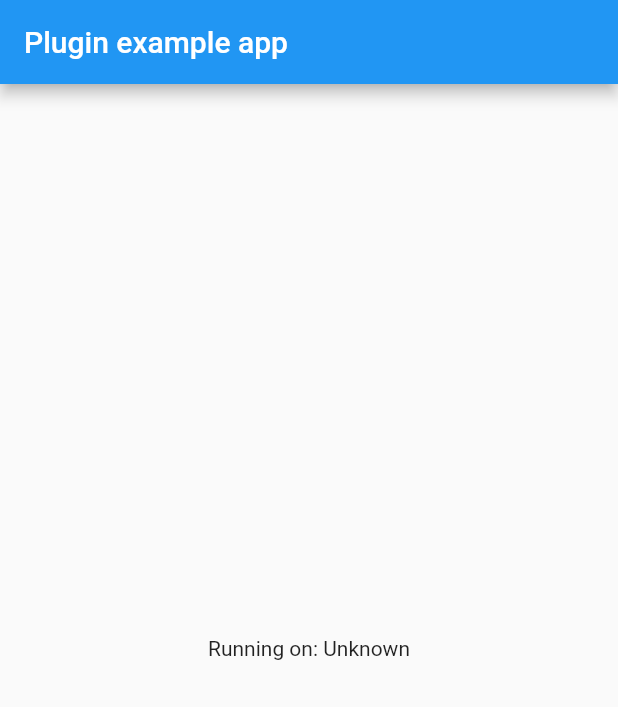
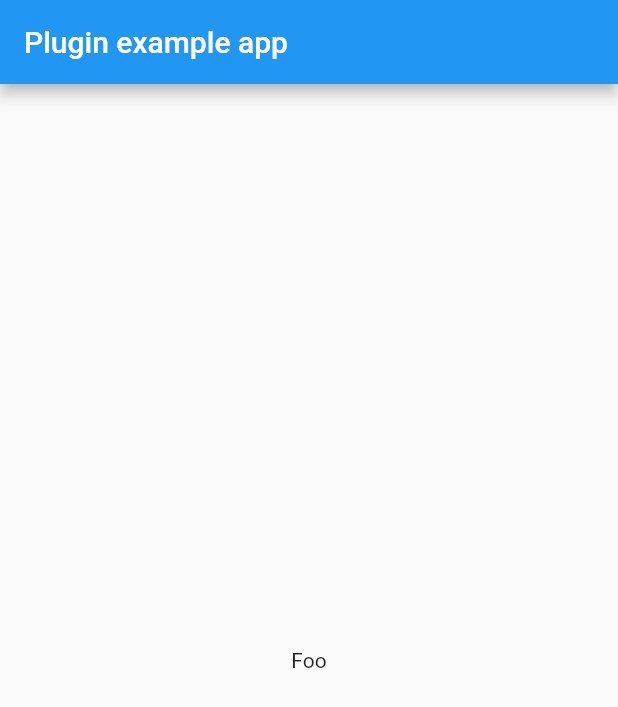
Before and after one commit to llfbandit/app_links, a Flutter app: the screen it shows after launch, on a phone screen of 412 x 824 dp. Shown: the top 707 px of the screen. Run offline on Flutter 3.47's test engine with Material 2 defaults, Android fonts, the phone set to English and light mode, and no system bars.

Commit message:
core: Add configurations in example

```diff
--- a/example/lib/main.dart
+++ b/example/lib/main.dart
@@ -1,32 +1,26 @@
 import 'package:flutter/material.dart';
+
+///////////////////////////////////////////////////////////////////////////////
+/// This example does nothing.
+///
+/// Please take a look at:
+/// - example/android/app/main/AndroidManifest.xml for Android.
+///
+/// - example/ios/Runner/Runner.entitlements for Universal Link sample.
+/// - example/ios/Runner/Info.plist for Custom URL scheme sample.
+///////////////////////////////////////////////////////////////////////////////
 
 void main() {
   runApp(MyApp());
 }
 
-class MyApp extends StatefulWidget {
-  @override
-  _MyAppState createState() => _MyAppState();
-}
-
-class _MyAppState extends State<MyApp> {
-  String _platformVersion = 'Unknown';
-
-  @override
-  void initState() {
-    super.initState();
-  }
-
+class MyApp extends StatelessWidget {
   @override
   Widget build(BuildContext context) {
     return MaterialApp(
       home: Scaffold(
-        appBar: AppBar(
-          title: const Text('Plugin example app'),
-        ),
-        body: Center(
-          child: Text('Running on: $_platformVersion\n'),
-        ),
+        appBar: AppBar(title: const Text('Plugin example app')),
+        body: Center(child: Text('Foo')),
       ),
     );
   }
--- a/pubspec.yaml
+++ b/pubspec.yaml
@@ -1,6 +1,6 @@
 name: app_links
 description: Android App Links, Deep Links, iOs Universal Links and Custom URL schemes handler for Flutter.
-version: 0.1.0+2
+version: 0.2.0
 homepage: https://github.com/llfbandit/app_links
 
 environment:
```
Also changed, not shown: example/pubspec.lock, 5 other files.
